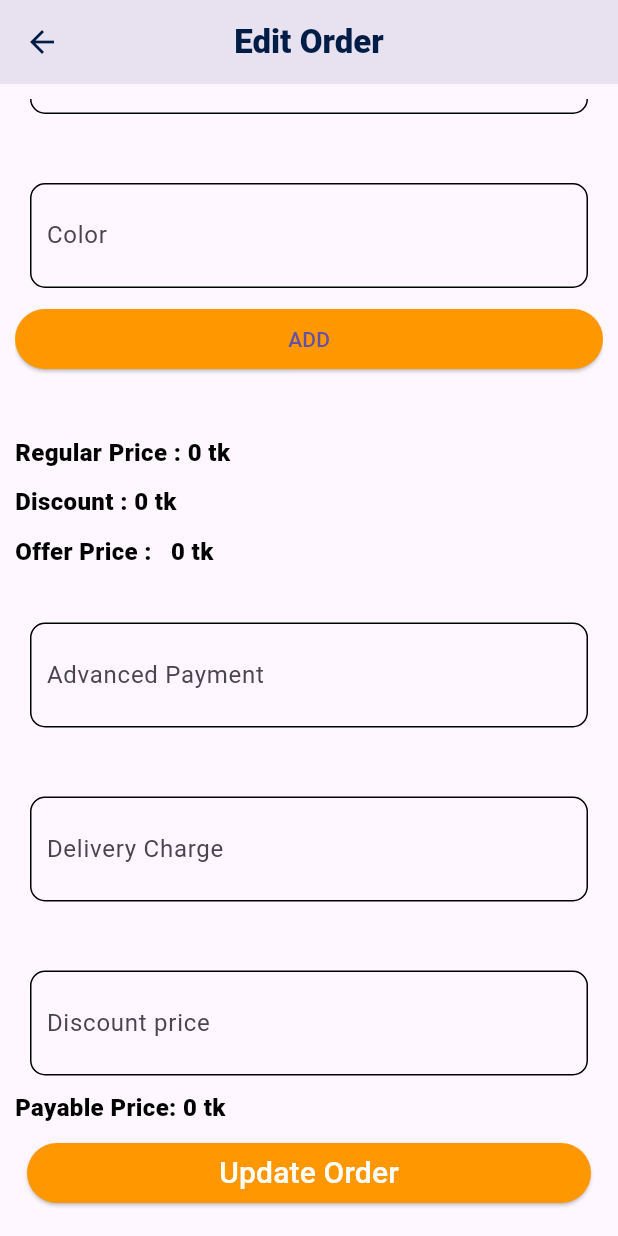
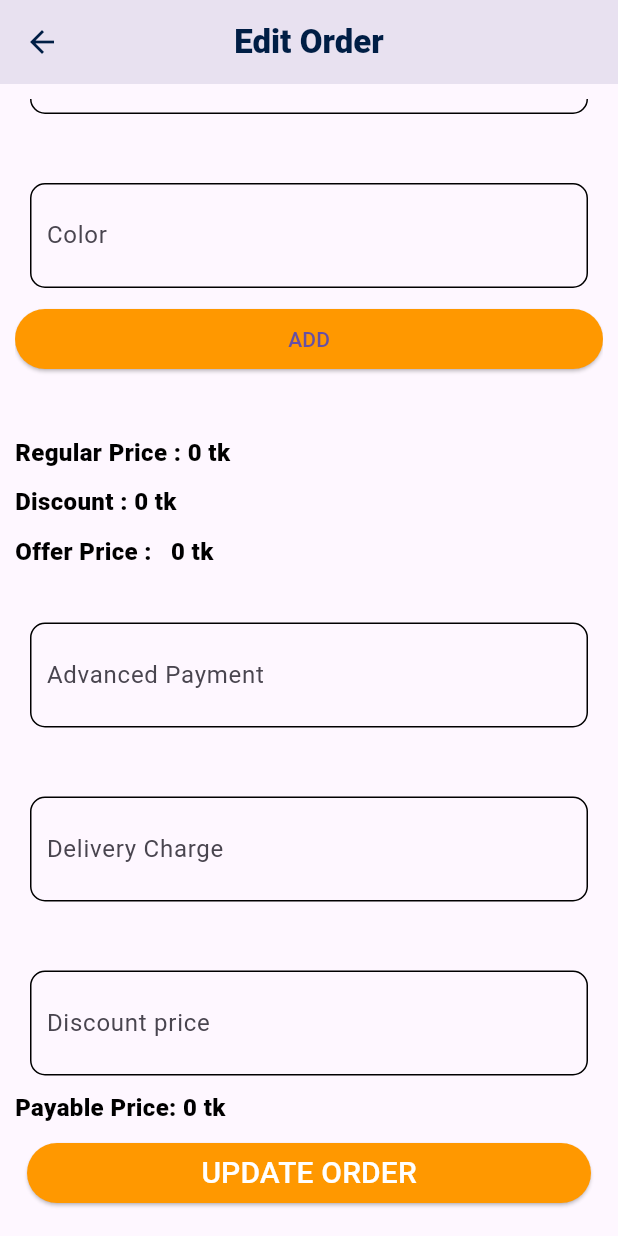
Before and after one commit to ontu001/air_corporation_flutter_admin_app, a Flutter app: the EditOrder screen opened directly with empty values, scrolled down 1671 dp, after a tap on "ADD", on a phone screen of 412 x 824 dp. Run offline on Flutter 3.47's test engine with Material 3 defaults, Android fonts, the phone set to English and light mode, and no system bars; our stand-ins replace connectivity, dropdown_button2, flutter_spinkit, flutter_svg, geocoding, geolocator and 5 more; accounts and stored records are empty.

Commit message:
edit try

```diff
--- a/lib/views/add_new_order.dart
+++ b/lib/views/add_new_order.dart
@@ -34,6 +34,7 @@ class _AddNewOrderState extends State<AddNewOrder> {
   TextEditingController _advancedPaymentController = TextEditingController();
   TextEditingController _deliveryChargeController = TextEditingController();
   TextEditingController _discountPriceController = TextEditingController();
+
   @override
   Widget build(BuildContext context) {
     List<Map<String, dynamic>> productItems = [];
@@ -317,4 +318,6 @@ class _AddNewOrderState extends State<AddNewOrder> {
       ),
     );
   }
+
+
 }
--- a/lib/views/edit_order.dart
+++ b/lib/views/edit_order.dart
@@ -7,37 +7,55 @@ import '../common/constant.dart';
 import '../widget/custom_text_fied_for_addorder_editorder.dart';
 
 class EditOrder extends StatefulWidget {
-  final int id;
+   int id;
+   int index;
 
-  const EditOrder({super.key, required this.id});
+   EditOrder({super.key, required this.id, required this.index});
 
   @override
   State<EditOrder> createState() => _EditOrderState();
 }
 
 class _EditOrderState extends State<EditOrder> {
+
+  String? _selectedPayment;
+  String? _selectedOrder;
+ // var orderController = Get.find<OrderController>(); // Access the controller
+
+
+
+
+
+
+
+
  @override
   Widget build(BuildContext context) {
-    String? _selectedPayment;
-    String? _selectedOrder;
-    TextEditingController _customerPhoneNumberController = TextEditingController();
-    TextEditingController _customerNameController = TextEditingController();
+
+     OrderController orderController = OrderController();
+
+       TextEditingController _customerPhoneNumberController =
+  TextEditingController(text: "kfdfjksd");
+
+    // TextEditingController();
+  TextEditingController _customerNameController = TextEditingController(text: orderController.orderList.value?.result?.data?[widget.index].phoneNumber.toString());
   TextEditingController _districtController = TextEditingController();
   TextEditingController _addressController = TextEditingController();
-    TextEditingController _paidStatusController = TextEditingController();
   TextEditingController _orderNoteController = TextEditingController();
-    TextEditingController _6Controller = TextEditingController();
-    TextEditingController _7Controller = TextEditingController();
-    TextEditingController _8Controller = TextEditingController();
-    TextEditingController _9Controller = TextEditingController();
-    TextEditingController _10Controller = TextEditingController();
-    TextEditingController _11Controller = TextEditingController();
-    TextEditingController _12Controller = TextEditingController();
-    TextEditingController _13Controller = TextEditingController();
-    TextEditingController _14Controller = TextEditingController();
-    TextEditingController _15Controller = TextEditingController();
-      final orderController =
-        Get.find<OrderController>(); // Access the controller
+  TextEditingController _contactNameController = TextEditingController();
+  TextEditingController _productNameController = TextEditingController();
+  TextEditingController _buyPriceController = TextEditingController();
+  TextEditingController _mrpPriceController = TextEditingController();
+  TextEditingController _sellPriceController = TextEditingController();
+  TextEditingController _quantityController = TextEditingController();
+  TextEditingController _sizeController = TextEditingController();
+  TextEditingController _colorController = TextEditingController();
+  TextEditingController _advancedPaymentController = TextEditingController();
+  TextEditingController _deliveryChargeController = TextEditingController();
+  TextEditingController _discountPriceController = TextEditingController();
+
+    List<Map<String, dynamic>> productItems = [];
+
     return Scaffold(
       appBar: AppBar(
         leading: IconButton(
@@ -53,135 +71,16 @@ class _EditOrderState extends State<EditOrder> {
         ),
         centerTitle: true,
       ),
-      // body: Padding(
-      //   padding: const EdgeInsets.all(10.0),
-      //   child: Expanded(
-      //     child: ListView(
-      //       scrollDirection: Axis.vertical,
-      //       children: [
-      //         Text("Order Information"),
-      //         SizedBox(
-      //           height: 10,
-      //         ),
-      //         Text("Order Information"),
-      //
-      //         CustomTextFiledforAddAndEditOrder(
-      //           hintText: "Customer Phone Number",
-      //           controller: _1Controller,
-      //         ),
-      //         CustomTextFiledforAddAndEditOrder(
-      //           hintText: "Customer Name",
-      //           controller: _2Controller,
-      //         ),
-      //         CustomTextFiledforAddAndEditOrder(
-      //           hintText: "District",
-      //           controller: _3Controller,
-      //         ),
-      //         CustomTextFiledforAddAndEditOrder(
-      //           hintText: "Customer Address",
-      //           controller: _4Controller,
-      //         ),
-      //         CustomTextFiledforAddAndEditOrder(
-      //           hintText: "Payment Status",
-      //         ),
-      //         CustomTextFiledforAddAndEditOrder(
-      //           hintText: "Order form",
-      //         ),
-      //         CustomTextFiledforAddAndEditOrder(
-      //           hintText: "Order Note",
-      //           controller: _5Controller,
-      //         ),
-      //
-      //         SizedBox(
-      //           height: 10,
-      //         ),
-      //         CustomTextFiledforAddAndEditOrder(
-      //           hintText: "contact name",
-      //
-      //         ),
-      //         SizedBox(
-      //           height: 10,
-      //         ),
-      //         Text("Product Information"),
-      //         CustomTextFiledforAddAndEditOrder(
-      //           hintText: "Product Name",
-      //           controller: _6Controller,
-      //         ),
-      //         CustomTextFiledforAddAndEditOrder(
-      //           hintText: "Buy Price",
-      //           controller: _7Controller,
-      //         ),
-      //         CustomTextFiledforAddAndEditOrder(
-      //           hintText: "mrp price",
-      //           controller: _8Controller,
-      //         ),
-      //         CustomTextFiledforAddAndEditOrder(
-      //           hintText: "sell price",
-      //           controller: _9Controller,
-      //         ),
-      //         CustomTextFiledforAddAndEditOrder(
-      //           hintText: "Quantity",
-      //           controller: _10Controller,
-      //         ),
-      //         CustomTextFiledforAddAndEditOrder(
-      //           hintText: "size",
-      //           controller: _11Controller,
-      //         ),
-      //         CustomTextFiledforAddAndEditOrder(
-      //           hintText: "Color",
-      //           controller: _12Controller,
-      //         ),
-      //         ElevatedButton( style:
-      //         ElevatedButton.styleFrom(backgroundColor: Colors.orange),onPressed: () {}, child: Text("ADD")),
-      //         SizedBox(
-      //           height: 40,
-      //         ),
-      //         Text("Regular Price : 0bdt"),
-      //         SizedBox(
-      //           height: 10,
-      //         ),
-      //         Text("Discount : 0bdt"),
-      //         SizedBox(
-      //           height: 10,
-      //         ),
-      //         Text("Offer Price : 0bdt"),
-      //         SizedBox(
-      //           height: 10,
-      //         ),
-      //         CustomTextFiledforAddAndEditOrder(
-      //           hintText: "Advanced Payment",
-      //           controller: _13Controller,
-      //         ),
-      //         CustomTextFiledforAddAndEditOrder(
-      //           hintText: "Delivery Charge",
-      //           controller: _14Controller,
-      //         ),
-      //         CustomTextFiledforAddAndEditOrder(
-      //           hintText: "Discount price",
-      //           controller: _15Controller,
-      //         ),
-      //         Text("Payable Price: 0bdt"),
-      //         SizedBox(
-      //           height: 10,
-      //         ),
-      //      Padding(
-      //           padding: const EdgeInsets.all(8.0),
-      //           child: ,
-      //         ),
-      //       ],
-      //     ),
-      //   ),
-      // ),
-
-
-
-     body:    Padding(
+      body: Padding(
         padding: const EdgeInsets.all(10.0),
         child: Expanded(
           child: ListView(
             scrollDirection: Axis.vertical,
             children: [
-                Text("Order Information",style: kTextStyleBold,),
+              Text(
+                "Order Information",
+                style: kTextStyleBold,
+              ),
               CustomTextFiledforAddAndEditOrder(
                 hintText: "Customer Phone Number",
                 controller: _customerPhoneNumberController,
@@ -199,22 +98,16 @@ class _EditOrderState extends State<EditOrder> {
                 controller: _addressController,
               ),
 
-
-
-
-
-
               Container(
                 padding: EdgeInsets.all(10.0),
                 margin: EdgeInsets.all(10.0),
                 decoration: BoxDecoration(
                     border: Border.all(),
-                      borderRadius: BorderRadius.circular(10.0)
-                  ),
+                    borderRadius: BorderRadius.circular(10.0)),
                 child: DropdownButton<String>(
                   hint: Text('Payment Status'),
                   value: _selectedPayment,
-                    onChanged: (newValue ){
+                  onChanged: (newValue) {
                     setState(() {
                       _selectedPayment = newValue;
                     });
@@ -228,27 +121,30 @@ class _EditOrderState extends State<EditOrder> {
                 ),
               ),
 
-
-
-
-
-
               Container(
                 padding: EdgeInsets.all(10.0),
                 margin: EdgeInsets.all(10.0),
                 decoration: BoxDecoration(
                     border: Border.all(),
-                      borderRadius: BorderRadius.circular(10.0)
-                  ),
+                    borderRadius: BorderRadius.circular(10.0)),
                 child: DropdownButton<String>(
                   hint: Text('Order From'),
                   value: _selectedOrder,
-                    onChanged: (newValue ){
+                  onChanged: (newValue) {
                     setState(() {
                       _selectedOrder = newValue;
                     });
                   },
-                    items: <String>['Messenger', 'Whatsapp', 'Facebook', 'Message', 'Phone', 'Website', 'Landing page', 'Others'].map((String value) {
+                  items: <String>[
+                    'Messenger',
+                    'Whatsapp',
+                    'Facebook',
+                    'Message',
+                    'Phone',
+                    'Website',
+                    'Landing page',
+                    'Others'
+                  ].map((String value) {
                     return DropdownMenuItem<String>(
                       value: value,
                       child: Text(value),
@@ -257,147 +153,165 @@ class _EditOrderState extends State<EditOrder> {
                 ),
               ),
 
-
-
-
               CustomTextFiledforAddAndEditOrder(
                 hintText: "Order Note",
                 controller: _orderNoteController,
               ),
 
-
-
-
-
               SizedBox(
                 height: 10,
               ),
-                Text("Product Infromation",style: kTextStyleBold,),
+              Text(
+                "Product Infromation",
+                style: kTextStyleBold,
+              ),
               CustomTextFiledforAddAndEditOrder(
                 hintText: "contact name",
+                controller: _contactNameController,
               ),
               SizedBox(
                 height: 10,
               ),
               CustomTextFiledforAddAndEditOrder(
                 hintText: "Product Name",
-                  controller: _6Controller,
+                controller: _productNameController,
               ),
               CustomTextFiledforAddAndEditOrder(
                 hintText: "Buy Price",
-                  controller: _7Controller,
+                controller: _buyPriceController,
               ),
               CustomTextFiledforAddAndEditOrder(
                 hintText: "Mrp price",
-                  controller: _8Controller,
+                controller: _mrpPriceController,
               ),
               CustomTextFiledforAddAndEditOrder(
                 hintText: "Sell price",
-                  controller: _9Controller,
+                controller: _sellPriceController,
               ),
               CustomTextFiledforAddAndEditOrder(
                 hintText: "Quantity",
-                  controller: _10Controller,
+                controller: _quantityController,
               ),
               CustomTextFiledforAddAndEditOrder(
                 hintText: "size",
-                  controller: _11Controller,
+                controller: _sizeController,
               ),
               CustomTextFiledforAddAndEditOrder(
                 hintText: "Color",
-                  controller: _12Controller,
+                controller: _colorController,
               ),
-
-
 
               // Order add api will be call here
               ElevatedButton(
                   style:
                       ElevatedButton.styleFrom(backgroundColor: Colors.orange),
                   onPressed: () {
-                      // Order add api will be call here
+                    Map<String, dynamic> productObject = {
+                      "product_name": _productNameController.text,
+                      "product_color": _colorController.text,
+                      "product_size": _sizeController.text,
+                      "quantity": _quantityController.text,
+                      "buy_price": _buyPriceController.text,
+                      "mrp": _mrpPriceController.text,
+                      "sell_price": _sellPriceController.text,
+                    };
+
+                    productItems.add(productObject);
                   },
                   child: Text("ADD")),
               // ========================
 
-
-
               SizedBox(
                 height: 40.0,
               ),
-                Text("Regular Price : 0 tk",style: kTextStyleBold1,),
+              Text(
+                "Regular Price : 0 tk",
+                style: kTextStyleBold1,
+              ),
               SizedBox(
                 height: 10,
               ),
-                Text("Discount : 0 tk",style: kTextStyleBold1,),
+              Text(
+                "Discount : 0 tk",
+                style: kTextStyleBold1,
+              ),
               SizedBox(
                 height: 10,
               ),
-                Text("Offer Price :   0 tk",style: kTextStyleBold1,),
+              Text(
+                "Offer Price :   0 tk",
+                style: kTextStyleBold1,
+              ),
               CustomTextFiledforAddAndEditOrder(
                 hintText: "Advanced Payment",
-                  controller: _13Controller,
+                controller: _advancedPaymentController,
               ),
               CustomTextFiledforAddAndEditOrder(
                 hintText: "Delivery Charge",
-                  controller: _14Controller,
+                controller: _deliveryChargeController,
               ),
               CustomTextFiledforAddAndEditOrder(
                 hintText: "Discount price",
-                  controller: _15Controller,
+                controller: _discountPriceController,
               ),
 
-
-
-
-
-                Text("Payable Price: 0 tk",style: kTextStyleBold1,),
+              Text(
+                "Payable Price: 0 tk",
+                style: kTextStyleBold1,
+              ),
               Padding(
                 padding: const EdgeInsets.all(8.0),
                 child: ElevatedButton(
                     style: ElevatedButton.styleFrom(
                         backgroundColor: Colors.orange),
                     onPressed: () async {
+                      print(productItems);
+                      // String jsonString = jsonEncode(items);
+                      // var itemObject = ProductModel.toJson(jsonString);
+
                       var orderCreteBody = {
                         "customer_name": _customerNameController.text,
-                          "phone_number":_customerPhoneNumberController.text,
+                        "phone_number": _customerPhoneNumberController.text,
                         "address_details": _addressController.text,
                         "district": _districtController.text,
                         "order_note": _orderNoteController.text,
-                          "paid_status": _paidStatusController.text, // paid
-                          "order_from": "message", // daraz
-                          "special_discount": 10,
-                          "advance_payment": 50,
-                          "delivery_charge": 50,
-                          "items": [
-                            {
-                              "product_name": "Product 1",
-                              "product_color": "Red",
-                              "product_size": "L",
-                              "quantity": 1,
-                              "buy_price": 100,
-                              "mrp": 200,
-                              "sell_price": 150
-                            },
-                            {
-                              "product_name": "Product 1",
-                              "product_color": "Green",
-                              "product_size": "XL",
-                              "quantity": 2,
-                              "buy_price": 600,
-                              "mrp": 700,
-                              "sell_price": 700
-                            },
-                            {
-                              "product_name": "Product 1",
-                              "product_color": "Blue",
-                              "product_size": "M",
-                              "quantity": 3,
-                              "buy_price": 1400,
-                              "mrp": 1800,
-                              "sell_price": 1700
-                            }
-                          ]
+                        "paid_status": _selectedPayment, // paid
+                        "order_from": _selectedOrder, // daraz
+                        "special_discount": _discountPriceController.text,
+                        "advance_payment": _advancedPaymentController.text,
+                        "delivery_charge": _deliveryChargeController.text,
+                        "items": productItems
+                        // items
+
+                        // [
+                        //   {
+                        //     "product_name": "Product 1",
+                        //     "product_color": "Red",
+                        //     "product_size": "L",
+                        //     "quantity": 1,
+                        //     "buy_price": 100,
+                        //     "mrp": 200,
+                        //     "sell_price": 150
+                        //   },
+                        //   {
+                        //     "product_name": "Product 1",
+                        //     "product_color": "Green",
+                        //     "product_size": "XL",
+                        //     "quantity": 2,
+                        //     "buy_price": 600,
+                        //     "mrp": 700,
+                        //     "sell_price": 700
+                        //   },
+                        //   {
+                        //     "product_name": "Product 1",
+                        //     "product_color": "Blue",
+                        //     "product_size": "M",
+                        //     "quantity": 3,
+                        //     "buy_price": 1400,
+                        //     "mrp": 1800,
+                        //     "sell_price": 1700
+                        //   }
+                        // ]
                       };
 
                       //print("object");
@@ -405,27 +319,23 @@ class _EditOrderState extends State<EditOrder> {
                       await orderController.orderCreate(orderCreteBody);
                       // if (result == true) {
                       //   Get.snackbar("Order Added", "Order Added Successfully");
-
-                        //   // setState(() {
-                        //   //  orderController.fetchOrders();
-
-                        //   // });
-
-
                       // } else {
                       //   Get.snackbar("Failed", "Something went worng!",
                       //       colorText: Colors.red);
                       // }
                     },
                     child: Text(
-                        "Update Order",
+                      "UPDATE ORDER",
                       style: TextStyle(color: Colors.white, fontSize: 20),
                     )),
               ),
             ],
           ),
         ),
-        )
+      ),
     );
   }
+
+
+
 }
--- a/lib/widget/body_list_for_order_screen.dart
+++ b/lib/widget/body_list_for_order_screen.dart
@@ -47,7 +47,9 @@ class _BoyListFOrOrderScreenState extends State<BoyListFOrOrderScreen> {
 
                         IconButton(
                             onPressed: () async{
-                              await  Get.to(EditOrder( id:  orderController.orderList.value?.result?.data?[index].id ?? 0));
+                              await  Get.to(EditOrder( id:  orderController.orderList.value?.result?.data?[index].id ?? 0 ,
+                              index: index,
+                              ));
                             },
                             icon: Icon(Icons.edit)),
 
```
Lines whose indentation alone changed are shown as unchanged.
